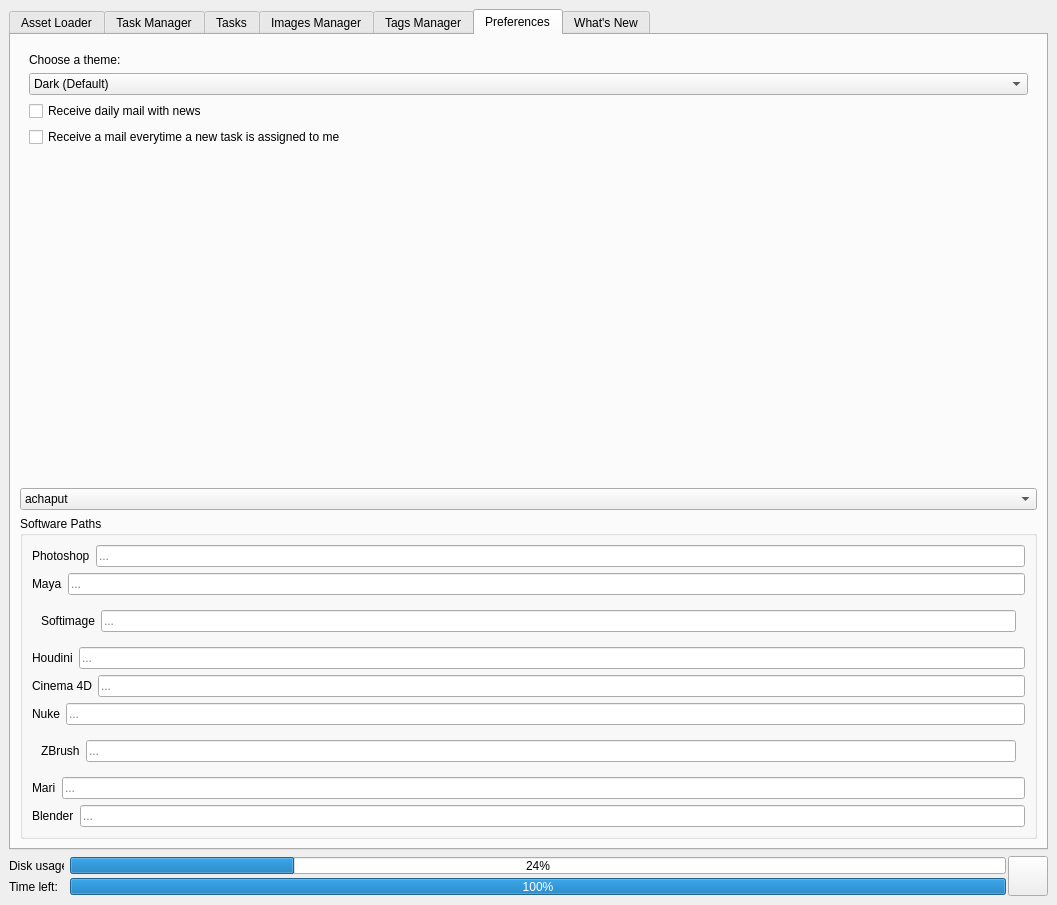
Before: the Qt Designer form media/main_window.ui in all-in-one-of/project_manager, drawn with Qt 5.
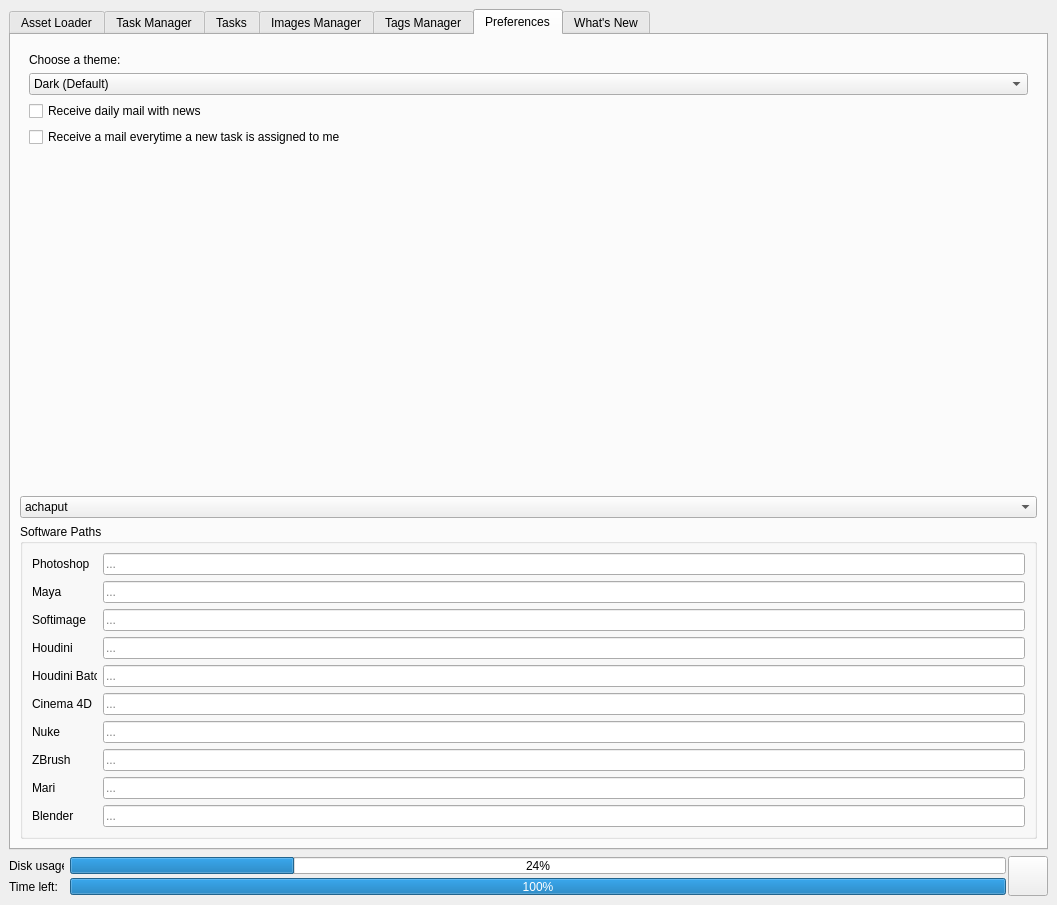
After: the same form once the commit is applied. The open tabs and pages were chosen to show the change. Custom widgets are drawn as their Qt base class.

```diff
--- a/media/main_window.ui
+++ b/media/main_window.ui
@@ -26,7 +26,7 @@
    <bool>false</bool>
   </property>
   <property name="windowTitle">
-   <string>Asset Manager</string>
+   <string>Manager</string>
   </property>
   <property name="layoutDirection">
    <enum>Qt::LeftToRight</enum>
@@ -898,16 +898,6 @@
                      </property>
                     </widget>
                    </item>
-                   <item>
-                    <widget class="Phonon::VideoPlayer" name="thumbVideoPlayer">
-                     <property name="minimumSize">
-                      <size>
-                       <width>0</width>
-                       <height>0</height>
-                      </size>
-                     </property>
-                    </widget>
-                   </item>
                    <item>
                     <widget class="QPushButton" name="loadObjInGplayBtn">
                      <property name="text">
@@ -3457,6 +3447,9 @@
                <property name="title">
                 <string>Software Paths</string>
                </property>
+               <property name="flat">
+                <bool>true</bool>
+               </property>
                <layout class="QVBoxLayout" name="verticalLayout_6">
                 <item>
                  <widget class="QFrame" name="photoshopPathFrame">
@@ -3475,6 +3468,18 @@
                    </property>
                    <item>
                     <widget class="QLabel" name="photoshopPrefLbl">
+                     <property name="minimumSize">
+                      <size>
+                       <width>65</width>
+                       <height>0</height>
+                      </size>
+                     </property>
+                     <property name="maximumSize">
+                      <size>
+                       <width>65</width>
+                       <height>16777215</height>
+                      </size>
+                     </property>
                      <property name="frameShape">
                       <enum>QFrame::NoFrame</enum>
                      </property>
@@ -3513,6 +3518,18 @@
                    </property>
                    <item>
                     <widget class="QLabel" name="mayaPrefLbl">
+                     <property name="minimumSize">
+                      <size>
+                       <width>65</width>
+                       <height>0</height>
+                      </size>
+                     </property>
+                     <property name="maximumSize">
+                      <size>
+                       <width>65</width>
+                       <height>16777215</height>
+                      </size>
+                     </property>
                      <property name="frameShape">
                       <enum>QFrame::NoFrame</enum>
                      </property>
@@ -3546,8 +3563,23 @@
                    <number>1</number>
                   </property>
                   <layout class="QHBoxLayout" name="horizontalLayout_9">
+                   <property name="margin">
+                    <number>0</number>
+                   </property>
                    <item>
                     <widget class="QLabel" name="softimagePrefLbl">
+                     <property name="minimumSize">
+                      <size>
+                       <width>65</width>
+                       <height>0</height>
+                      </size>
+                     </property>
+                     <property name="maximumSize">
+                      <size>
+                       <width>65</width>
+                       <height>16777215</height>
+                      </size>
+                     </property>
                      <property name="frameShape">
                       <enum>QFrame::NoFrame</enum>
                      </property>
@@ -3586,6 +3618,18 @@
                    </property>
                    <item>
                     <widget class="QLabel" name="houdiniPrefLbl">
+                     <property name="minimumSize">
+                      <size>
+                       <width>65</width>
+                       <height>0</height>
+                      </size>
+                     </property>
+                     <property name="maximumSize">
+                      <size>
+                       <width>65</width>
+                       <height>16777215</height>
+                      </size>
+                     </property>
                      <property name="frameShape">
                       <enum>QFrame::NoFrame</enum>
                      </property>
@@ -3607,6 +3651,56 @@
                   </layout>
                  </widget>
                 </item>
+                <item>
+                 <widget class="QFrame" name="houdiniPathFrame_2">
+                  <property name="frameShape">
+                   <enum>QFrame::NoFrame</enum>
+                  </property>
+                  <property name="frameShadow">
+                   <enum>QFrame::Plain</enum>
+                  </property>
+                  <property name="lineWidth">
+                   <number>1</number>
+                  </property>
+                  <layout class="QHBoxLayout" name="horizontalLayout_53">
+                   <property name="margin">
+                    <number>0</number>
+                   </property>
+                   <item>
+                    <widget class="QLabel" name="houdiniBatchPrefLbl">
+                     <property name="minimumSize">
+                      <size>
+                       <width>65</width>
+                       <height>0</height>
+                      </size>
+                     </property>
+                     <property name="maximumSize">
+                      <size>
+                       <width>65</width>
+                       <height>16777215</height>
+                      </size>
+                     </property>
+                     <property name="frameShape">
+                      <enum>QFrame::NoFrame</enum>
+                     </property>
+                     <property name="text">
+                      <string>Houdini Batch</string>
+                     </property>
+                    </widget>
+                   </item>
+                   <item>
+                    <widget class="QLineEdit" name="houdiniBatchPathLineEdit">
+                     <property name="text">
+                      <string/>
+                     </property>
+                     <property name="placeholderText">
+                      <string>...</string>
+                     </property>
+                    </widget>
+                   </item>
+                  </layout>
+                 </widget>
+                </item>
                 <item>
                  <widget class="QFrame" name="cinema4dPathFrame">
                   <property name="frameShape">
@@ -3624,6 +3718,18 @@
                    </property>
                    <item>
                     <widget class="QLabel" name="cinema4dPrefLbl">
+                     <property name="minimumSize">
+                      <size>
+                       <width>65</width>
+                       <height>0</height>
+                      </size>
+                     </property>
+                     <property name="maximumSize">
+                      <size>
+                       <width>65</width>
+                       <height>16777215</height>
+                      </size>
+                     </property>
                      <property name="frameShape">
                       <enum>QFrame::NoFrame</enum>
                      </property>
@@ -3662,6 +3768,18 @@
                    </property>
                    <item>
                     <widget class="QLabel" name="nukePrefLbl">
+                     <property name="minimumSize">
+                      <size>
+                       <width>65</width>
+                       <height>0</height>
+                      </size>
+                     </property>
+                     <property name="maximumSize">
+                      <size>
+                       <width>65</width>
+                       <height>16777215</height>
+                      </size>
+                     </property>
                      <property name="frameShape">
                       <enum>QFrame::NoFrame</enum>
                      </property>
@@ -3695,8 +3813,23 @@
                    <number>1</number>
                   </property>
                   <layout class="QHBoxLayout" name="horizontalLayout_19">
+                   <property name="margin">
+                    <number>0</number>
+                   </property>
                    <item>
                     <widget class="QLabel" name="zbrushPrefLbl">
+                     <property name="minimumSize">
+                      <size>
+                       <width>65</width>
+                       <height>0</height>
+                      </size>
+                     </property>
+                     <property name="maximumSize">
+                      <size>
+                       <width>65</width>
+                       <height>16777215</height>
+                      </size>
+                     </property>
                      <property name="frameShape">
                       <enum>QFrame::NoFrame</enum>
                      </property>
@@ -3735,6 +3868,18 @@
                    </property>
                    <item>
                     <widget class="QLabel" name="mariPrefLbl">
+                     <property name="minimumSize">
+                      <size>
+                       <width>65</width>
+                       <height>0</height>
+                      </size>
+                     </property>
+                     <property name="maximumSize">
+                      <size>
+                       <width>65</width>
+                       <height>16777215</height>
+                      </size>
+                     </property>
                      <property name="frameShape">
                       <enum>QFrame::NoFrame</enum>
                      </property>
@@ -3773,6 +3918,18 @@
                    </property>
                    <item>
                     <widget class="QLabel" name="blenderPrefLbl">
+                     <property name="minimumSize">
+                      <size>
+                       <width>65</width>
+                       <height>0</height>
+                      </size>
+                     </property>
+                     <property name="maximumSize">
+                      <size>
+                       <width>65</width>
+                       <height>16777215</height>
+                      </size>
+                     </property>
                      <property name="frameShape">
                       <enum>QFrame::NoFrame</enum>
                      </property>
@@ -4002,11 +4159,6 @@
   </layout>
  </widget>
  <customwidgets>
-  <customwidget>
-   <class>Phonon::VideoPlayer</class>
-   <extends>QWidget</extends>
-   <header location="global">phonon/videoplayer.h</header>
-  </customwidget>
   <customwidget>
    <class>ThibListWidget</class>
    <extends>QListWidget</extends>
```
